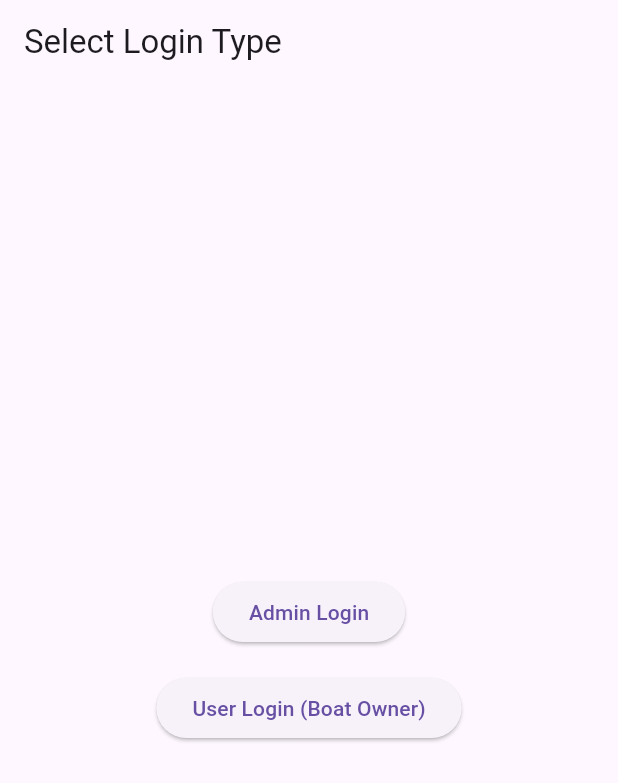
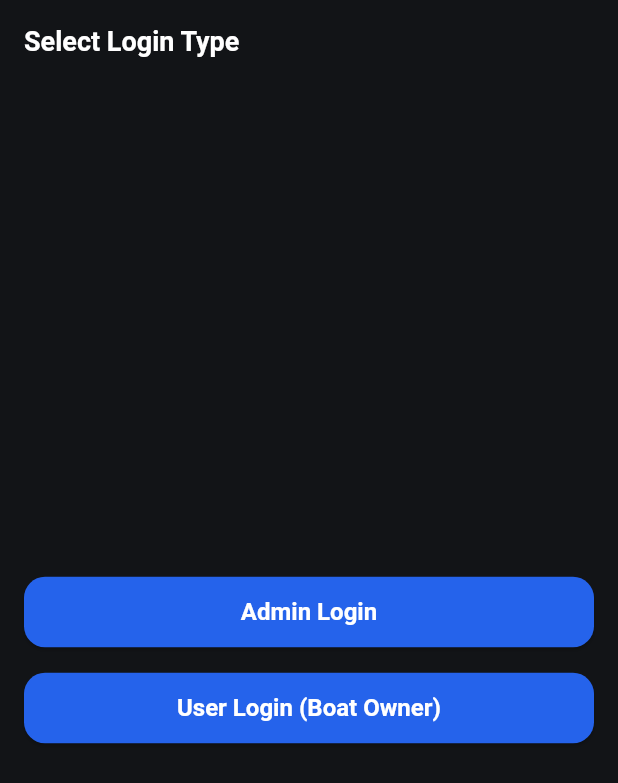
Before and after one commit to Sadhbhslattery/fyp, a Flutter app: the screen it shows after launch, on a phone screen of 412 x 824 dp. Shown: the top 783 px of the screen. Run offline on Flutter 3.47's test engine with Material 3 defaults, Android fonts, the phone set to English and light mode, and no system bars; our stand-ins replace dio.

Commit message:
Add global ThemeData and fix layout overflow on login selector

```diff
--- a/app/regatta_app/lib/fleet_admin_page.dart
+++ b/app/regatta_app/lib/fleet_admin_page.dart
@@ -10,6 +10,7 @@
 
 import 'package:flutter/material.dart'; // Flutter UI framework (widgets, Material design)
 import 'package:dio/dio.dart'; // Dio is the HTTP client used to call the FastAPI backend
+import 'package:regatta_app/theme/app_theme.dart';
 // Reference: Flutter Material UI (Scaffold, AppBar, ListView) [F1][F3][F5]
 // Reference: Dio client configuration [D1]
 
@@ -411,7 +412,7 @@ class _FleetAdminPageState extends State<FleetAdminPage> {
               child: const Text('Cancel')),
           // Delete button: calls DELETE /boats/{id}
           TextButton(
-            style: TextButton.styleFrom(foregroundColor: Colors.red),
+            style: TextButton.styleFrom(foregroundColor: AppTheme.danger),
             onPressed: () async {
               await dio.delete('/boats/${boat['id']}');
               if (context.mounted) Navigator.pop(context, true);
--- a/app/regatta_app/lib/login_page.dart
+++ b/app/regatta_app/lib/login_page.dart
@@ -6,6 +6,7 @@
 
 import 'package:flutter/material.dart'; // Flutter UI framework
 import 'package:dio/dio.dart';  // HTTP client for calling the backend
+import 'package:regatta_app/theme/app_theme.dart';
 import 'fleet_admin_page.dart';  // Screen to open after successful login
 
 // LoginPage is a StatefulWidget because:
@@ -146,7 +147,7 @@ class _LoginPageState extends State<LoginPage> {
                       child: Text(
                         errorMessage!,               // Show the error text
                         style: const TextStyle(
-                          color: Colors.red,         // Red to indicate a problem
+                          color: AppTheme.danger,         // Red to indicate a problem
                           fontWeight: FontWeight.bold,
                         ),
                       ),
--- a/app/regatta_app/lib/main.dart
+++ b/app/regatta_app/lib/main.dart
@@ -7,6 +7,7 @@
 import 'package:flutter/material.dart'; // Core Flutter UI package
 import 'login_page.dart'; // Screen for Admin login
 import 'user_login_page.dart'; // Screen for Boat Owner login.
+import 'theme/app_theme.dart'; // Colour themes
 
 // The main() function is the very first thing that executes
 // runApp() tells Flutter to display the given widget on screen
@@ -29,7 +30,8 @@ class MyApp extends StatelessWidget {
 
       // Global theme settings for the app
       // useMaterial3: enables the latest Material UI design system
-      theme: ThemeData(useMaterial3: true),
+      theme: AppTheme.darkTheme,
+      debugShowCheckedModeBanner: false,
 
       // home: is the first screen shown when the app launches
       // Here we show LoginSelector(), a simple screen that lets the user
@@ -55,11 +57,20 @@ class LoginSelector extends StatelessWidget {
       appBar: AppBar(title: const Text("Select Login Type")),
 
       // body is the main content of the screen
-      body: Center(
+      //
+      // FIX for RenderFlex overflow:
+      // - Replace Center + Column with SafeArea + SingleChildScrollView
+      // - This prevents vertical overflow on smaller screens / when text scales
+      body: SafeArea(
+        child: Center(
           // Center positions its child widget in the middle of the screen
+          child: SingleChildScrollView(
+            child: Padding(
+              padding: const EdgeInsets.all(16.0),
               child: Column(
                 // Column stacks widgets vertically
                 mainAxisAlignment: MainAxisAlignment.center, // Vertically centers the buttons
+                crossAxisAlignment: CrossAxisAlignment.stretch, // Makes buttons full-width
 
                 children: [
                   // Reference: Flutter navigation with Navigator.push [F1]
@@ -82,9 +93,7 @@ class LoginSelector extends StatelessWidget {
                   // Add spacing between the two buttons
                   const SizedBox(height: 16),
 
-
                   // USER LOGIN BUTTON
-
                   ElevatedButton(
                     child: const Text("User Login (Boat Owner)"),
                     onPressed: () {
@@ -97,6 +106,9 @@ class LoginSelector extends StatelessWidget {
                 ],
               ),
             ),
+          ),
+        ),
+      ),
     );
   }
 }
--- /dev/null
+++ b/app/regatta_app/lib/theme/app_theme.dart
@@ -0,0 +1,221 @@
+// lib/theme/app_theme.dart
+import 'package:flutter/material.dart';
+
+/// RCYC Regatta Timing App Theme
+/// Sailor-first: high contrast, outdoor readable, fast status recognition.
+class AppTheme {
+  // ---- Base / Structure ----
+  static const Color bg = Color(0xFF121417);       // Scaffold background
+  static const Color surface = Color(0xFF1E2329);  // Cards / panels
+  static const Color surface2 = Color(0xFF171B20); // Slightly darker surface
+  static const Color border = Color(0xFF2F3640);   // Dividers / outlines
+
+  // ---- Text ----
+  static const Color textPrimary = Color(0xFFFFFFFF);
+  static const Color textSecondary = Color(0xFFD1D5DB);
+  static const Color textMuted = Color(0xFF9CA3AF);
+  static const Color disabled = Color(0xFF6B7280);
+
+  // ---- Brand / Actions ----
+  static const Color primary = Color(0xFF2563EB);  // Main action (Start/Save/Continue)
+  static const Color primarySoft = Color(0x332563EB);
+
+  // ---- Status / Race semantics ----
+  static const Color ok = Color(0xFF16A34A);       // Valid finish / good
+  static const Color info = Color(0xFF2563EB);     // Started / informational
+  static const Color warn = Color(0xFFF59E0B);     // Pending / attention
+  static const Color danger = Color(0xFFDC2626);   // OCS / Penalty / Error
+  static const Color live = Color(0xFF22D3EE);     // Countdown / “live” timing accent
+
+  /// Use in MaterialApp(theme: AppTheme.darkTheme)
+  static final ThemeData darkTheme = ThemeData(
+    useMaterial3: true,
+    brightness: Brightness.dark,
+
+    // Global colours
+    scaffoldBackgroundColor: bg,
+    canvasColor: bg,
+
+    colorScheme: const ColorScheme.dark(
+      primary: primary,
+      onPrimary: Colors.white,
+      secondary: live,
+      onSecondary: Colors.black,
+      surface: surface,
+      onSurface: textPrimary,
+      error: danger,
+      onError: Colors.white,
+    ),
+
+    // AppBar
+    appBarTheme: const AppBarTheme(
+      backgroundColor: bg,
+      foregroundColor: textPrimary,
+      elevation: 0,
+      centerTitle: false,
+    ),
+
+    // Cards (NOTE: CardThemeData for your Flutter version)
+    cardTheme: CardThemeData(
+      color: surface,
+      elevation: 0,
+      shape: RoundedRectangleBorder(
+        borderRadius: BorderRadius.circular(16),
+        side: const BorderSide(color: border),
+      ),
+    ),
+
+    // Divider
+    dividerTheme: const DividerThemeData(
+      color: border,
+      thickness: 1,
+      space: 24,
+    ),
+
+    // TextTheme: base it on ThemeData.dark() to avoid TextStyle lerp/inherit crashes
+    textTheme: ThemeData.dark().textTheme.copyWith(
+      headlineSmall: const TextStyle(
+        color: textPrimary,
+        fontSize: 22,
+        fontWeight: FontWeight.w700,
+        height: 1.2,
+      ),
+      titleLarge: const TextStyle(
+        color: textPrimary,
+        fontSize: 18,
+        fontWeight: FontWeight.w700,
+        height: 1.2,
+      ),
+      titleMedium: const TextStyle(
+        color: textPrimary,
+        fontSize: 16,
+        fontWeight: FontWeight.w600,
+        height: 1.2,
+      ),
+      bodyLarge: const TextStyle(
+        color: textPrimary,
+        fontSize: 16,
+        height: 1.25,
+      ),
+      bodyMedium: const TextStyle(
+        color: textSecondary,
+        fontSize: 14,
+        height: 1.25,
+      ),
+      labelLarge: const TextStyle(
+        color: textPrimary,
+        fontSize: 14,
+        fontWeight: FontWeight.w600,
+        height: 1.2,
+      ),
+      labelMedium: const TextStyle(
+        color: textMuted,
+        fontSize: 12,
+        height: 1.2,
+      ),
+    ),
+
+    // Buttons
+    elevatedButtonTheme: ElevatedButtonThemeData(
+      style: ElevatedButton.styleFrom(
+        backgroundColor: primary,
+        foregroundColor: Colors.white,
+        disabledBackgroundColor: border,
+        disabledForegroundColor: disabled,
+        padding: const EdgeInsets.symmetric(horizontal: 16, vertical: 14),
+        textStyle: const TextStyle(
+          fontSize: 16,
+          fontWeight: FontWeight.w700,
+          height: 1.2,
+        ),
+        shape: RoundedRectangleBorder(borderRadius: BorderRadius.circular(14)),
+      ),
+    ),
+    outlinedButtonTheme: OutlinedButtonThemeData(
+      style: OutlinedButton.styleFrom(
+        foregroundColor: textPrimary,
+        side: const BorderSide(color: border),
+        padding: const EdgeInsets.symmetric(horizontal: 16, vertical: 14),
+        textStyle: const TextStyle(
+          fontSize: 16,
+          fontWeight: FontWeight.w700,
+          height: 1.2,
+        ),
+        shape: RoundedRectangleBorder(borderRadius: BorderRadius.circular(14)),
+      ),
+    ),
+    textButtonTheme: TextButtonThemeData(
+      style: TextButton.styleFrom(
+        foregroundColor: live,
+        textStyle: const TextStyle(fontWeight: FontWeight.w700),
+      ),
+    ),
+
+    // Inputs
+    inputDecorationTheme: InputDecorationTheme(
+      filled: true,
+      fillColor: surface2,
+      hintStyle: const TextStyle(color: textMuted),
+      labelStyle: const TextStyle(color: textSecondary),
+      enabledBorder: OutlineInputBorder(
+        borderRadius: BorderRadius.circular(14),
+        borderSide: const BorderSide(color: border),
+      ),
+      focusedBorder: OutlineInputBorder(
+        borderRadius: BorderRadius.circular(14),
+        borderSide: const BorderSide(color: primary),
+      ),
+      errorBorder: OutlineInputBorder(
+        borderRadius: BorderRadius.circular(14),
+        borderSide: const BorderSide(color: danger),
+      ),
+      focusedErrorBorder: OutlineInputBorder(
+        borderRadius: BorderRadius.circular(14),
+        borderSide: const BorderSide(color: danger),
+      ),
+    ),
+
+    // Chips (great for OCS / DNF / Penalty badges)
+    chipTheme: ChipThemeData(
+      backgroundColor: surface2,
+      disabledColor: border,
+      selectedColor: primarySoft,
+      secondarySelectedColor: primarySoft,
+      labelStyle: const TextStyle(color: textPrimary, fontWeight: FontWeight.w700),
+      secondaryLabelStyle: const TextStyle(color: textPrimary, fontWeight: FontWeight.w700),
+      padding: const EdgeInsets.symmetric(horizontal: 10, vertical: 8),
+      shape: RoundedRectangleBorder(
+        borderRadius: BorderRadius.circular(999),
+        side: const BorderSide(color: border),
+      ),
+    ),
+
+    // Tables (DataTable)
+    dataTableTheme: const DataTableThemeData(
+      headingTextStyle: TextStyle(color: textSecondary, fontWeight: FontWeight.w800),
+      dataTextStyle: TextStyle(color: textPrimary),
+      dividerThickness: 1,
+    ),
+
+    // Icons
+    iconTheme: const IconThemeData(color: textSecondary),
+
+    // Snackbars
+    snackBarTheme: SnackBarThemeData(
+      backgroundColor: surface,
+      contentTextStyle: const TextStyle(color: textPrimary),
+      shape: RoundedRectangleBorder(borderRadius: BorderRadius.circular(14)),
+      behavior: SnackBarBehavior.floating,
+    ),
+  );
+
+  // ---- OPTIONAL: convenience helpers for semantic colours in your widgets ----
+  static Color statusColor(String? code) {
+    // e.g. "OCS", "DNF", "RET", "DSQ" etc.
+    if (code == null || code.isEmpty) return ok;
+    final c = code.toUpperCase().trim();
+    if (c == 'OCS' || c == 'DSQ' || c == 'DNE') return danger;
+    if (c == 'DNF' || c == 'RET') return warn;
+    return ok;
+  }
+}
--- a/app/regatta_app/lib/user_boat_page.dart
+++ b/app/regatta_app/lib/user_boat_page.dart
@@ -14,7 +14,8 @@
 //  How they performed relative to other boats in their class
 
 import 'package:flutter/material.dart'; // Flutter widgets & layout
-import 'package:dio/dio.dart';  // HTTP client for calling the backend
+import 'package:dio/dio.dart';
+import 'package:regatta_app/theme/app_theme.dart';  // HTTP client for calling the backend
 
 // UserBoatPage is a stateful widget because:
 // it loads data asynchronously from the backend and the course/results can change over time
@@ -282,7 +283,7 @@ class _UserBoatPageState extends State<UserBoatPage> {
                           padding: const EdgeInsets.all(16),
                           child: Text(
                             courseError ?? "No race selected yet.",
-                            style: const TextStyle(color: Colors.grey),
+                            style: const TextStyle(color: AppTheme.surface2),
                           ),
                         ),
                       )
@@ -334,7 +335,7 @@ class _UserBoatPageState extends State<UserBoatPage> {
 
     return Card(
       // Light background to differentiate from the other cards
-      color: Colors.deepPurple.shade50,
+      color: AppTheme.primary,
       child: Padding(
         padding: const EdgeInsets.all(20),
         child: Column(
@@ -388,7 +389,7 @@ class _UserBoatPageState extends State<UserBoatPage> {
           padding: const EdgeInsets.all(16),
           child: Text(
             resultsError ?? "No timing data yet for your class today.",
-            style: const TextStyle(color: Colors.grey),
+            style: const TextStyle(color: AppTheme.surface2),
           ),
         ),
       );
@@ -397,7 +398,7 @@ class _UserBoatPageState extends State<UserBoatPage> {
     // If there IS data, render it as a horizontal-scrollable DataTable
     // Reference: DataTable and styling with TextStyle [F6]
     return Card(
-      color: Colors.blueGrey.shade50,
+      color: AppTheme.primary,
       child: Padding(
         padding: const EdgeInsets.all(12),
         child: Column(
--- a/app/regatta_app/lib/user_login_page.dart
+++ b/app/regatta_app/lib/user_login_page.dart
@@ -25,6 +25,7 @@
 
 import 'package:flutter/material.dart'; // Flutter UI components
 import 'package:dio/dio.dart';  // HTTP client for backend requests
+import 'package:regatta_app/theme/app_theme.dart';
 // Reference: Dio for HTTP requests [D1], login form similar pattern as admin login [F4]
 import 'user_boat_page.dart';   // Next screen after successful login
 
@@ -134,7 +135,7 @@ class _UserLoginPageState extends State<UserLoginPage> {
             if (error != null)
               Text(
                 error!,
-                style: const TextStyle(color: Colors.red),
+                style: const TextStyle(color: AppTheme.danger),
               ),
 
             //  SAIL NUMBER INPUT
```
Lines whose indentation alone changed are shown as unchanged.
